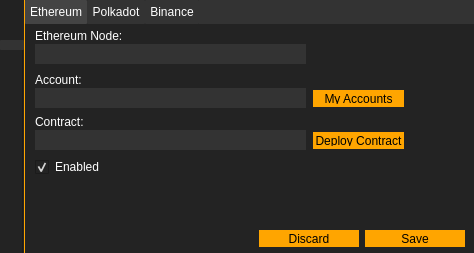
Qt form mainwindow.ui (Acria-Network/Acria-Oracle-Node-Qt) before a commit.
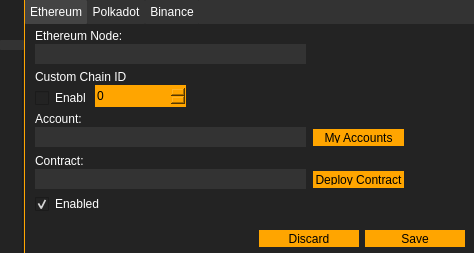
The same form after that commit. The open tabs and pages were chosen to show the change. Icons and pictures are not drawn.

Commit message: custom chain id support

The edit to the form file:
```diff
--- a/mainwindow.ui
+++ b/mainwindow.ui
@@ -2259,6 +2259,9 @@
           <property name="elideMode">
            <enum>Qt::ElideNone</enum>
           </property>
+          <property name="usesScrollButtons">
+           <bool>true</bool>
+          </property>
           <widget class="QWidget" name="tab_5">
            <property name="styleSheet">
             <string notr="true">border:none;</string>
@@ -2274,7 +2277,7 @@
             <property name="geometry">
              <rect>
               <x>10</x>
-              <y>134</y>
+              <y>171</y>
               <width>171</width>
               <height>18</height>
              </rect>
@@ -2290,7 +2293,7 @@
             <property name="geometry">
              <rect>
               <x>10</x>
-              <y>48</y>
+              <y>87</y>
               <width>71</width>
               <height>16</height>
              </rect>
@@ -2303,7 +2306,7 @@
             <property name="geometry">
              <rect>
               <x>10</x>
-              <y>106</y>
+              <y>145</y>
               <width>271</width>
               <height>20</height>
              </rect>
@@ -2343,7 +2346,7 @@
             <property name="geometry">
              <rect>
               <x>10</x>
-              <y>90</y>
+              <y>129</y>
               <width>91</width>
               <height>16</height>
              </rect>
@@ -2356,7 +2359,7 @@
             <property name="geometry">
              <rect>
               <x>10</x>
-              <y>64</y>
+              <y>103</y>
               <width>271</width>
               <height>20</height>
              </rect>
@@ -2370,7 +2373,7 @@
             <property name="geometry">
              <rect>
               <x>288</x>
-              <y>108</y>
+              <y>147</y>
               <width>91</width>
               <height>17</height>
              </rect>
@@ -2396,7 +2399,7 @@
             <property name="geometry">
              <rect>
               <x>288</x>
-              <y>66</y>
+              <y>105</y>
               <width>91</width>
               <height>17</height>
              </rect>
@@ -2418,6 +2421,70 @@
              <bool>true</bool>
             </property>
            </widget>
+           <widget class="QSpinBox" name="spinBox_custom_chain_id_eth">
+            <property name="geometry">
+             <rect>
+              <x>70</x>
+              <y>61</y>
+              <width>91</width>
+              <height>22</height>
+             </rect>
+            </property>
+            <property name="styleSheet">
+             <string notr="true">background-color:white;
+color:black;
+border: none;
+/*padding:30px;*/
+width:80px;
+padding-top:2px;
+padding-bottom:2px;
+background-color:orange;</string>
+            </property>
+            <property name="wrapping">
+             <bool>false</bool>
+            </property>
+            <property name="buttonSymbols">
+             <enum>QAbstractSpinBox::UpDownArrows</enum>
+            </property>
+            <property name="accelerated">
+             <bool>false</bool>
+            </property>
+            <property name="keyboardTracking">
+             <bool>false</bool>
+            </property>
+            <property name="maximum">
+             <number>99999</number>
+            </property>
+           </widget>
+           <widget class="QLabel" name="label_39">
+            <property name="geometry">
+             <rect>
+              <x>10</x>
+              <y>45</y>
+              <width>91</width>
+              <height>16</height>
+             </rect>
+            </property>
+            <property name="text">
+             <string>Custom Chain ID:</string>
+            </property>
+           </widget>
+           <widget class="QCheckBox" name="checkBox_custom_chain_id_eth">
+            <property name="geometry">
+             <rect>
+              <x>10</x>
+              <y>65</y>
+              <width>51</width>
+              <height>18</height>
+             </rect>
+            </property>
+            <property name="text">
+             <string>Enabled</string>
+            </property>
+            <property name="checked">
+             <bool>false</bool>
+            </property>
+           </widget>
           </widget>
           <widget class="QWidget" name="tab_6">
            <property name="styleSheet">
```
Left out of the diff: 80 changed lines with no effect on the pictures. The commit also changes 8 other files.
